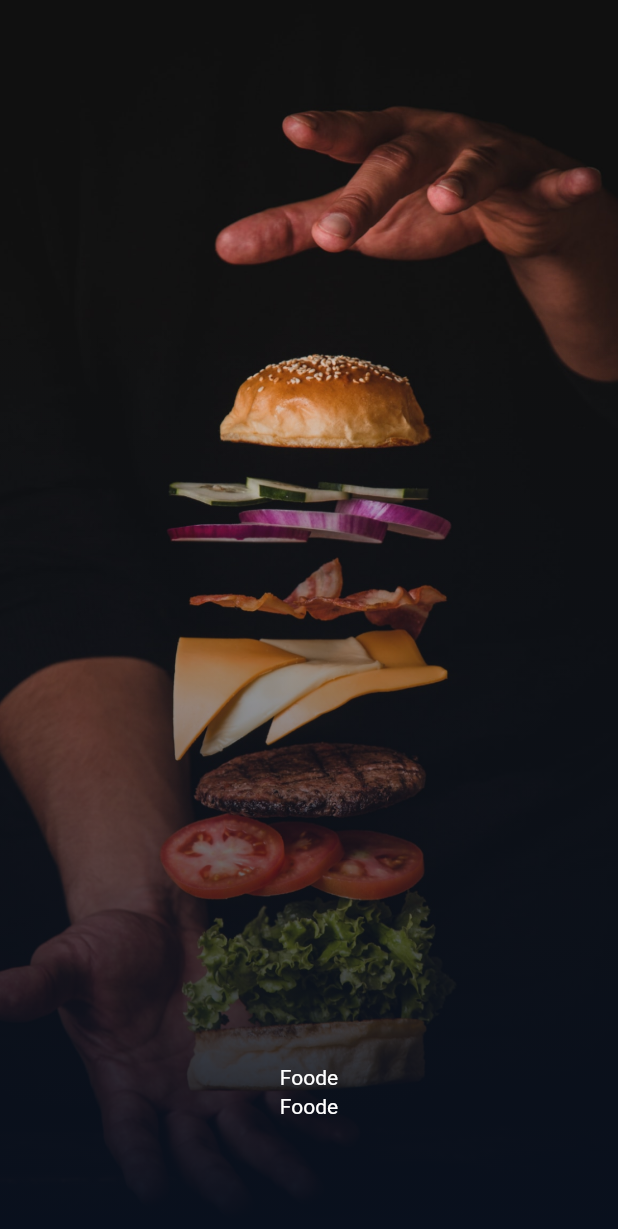
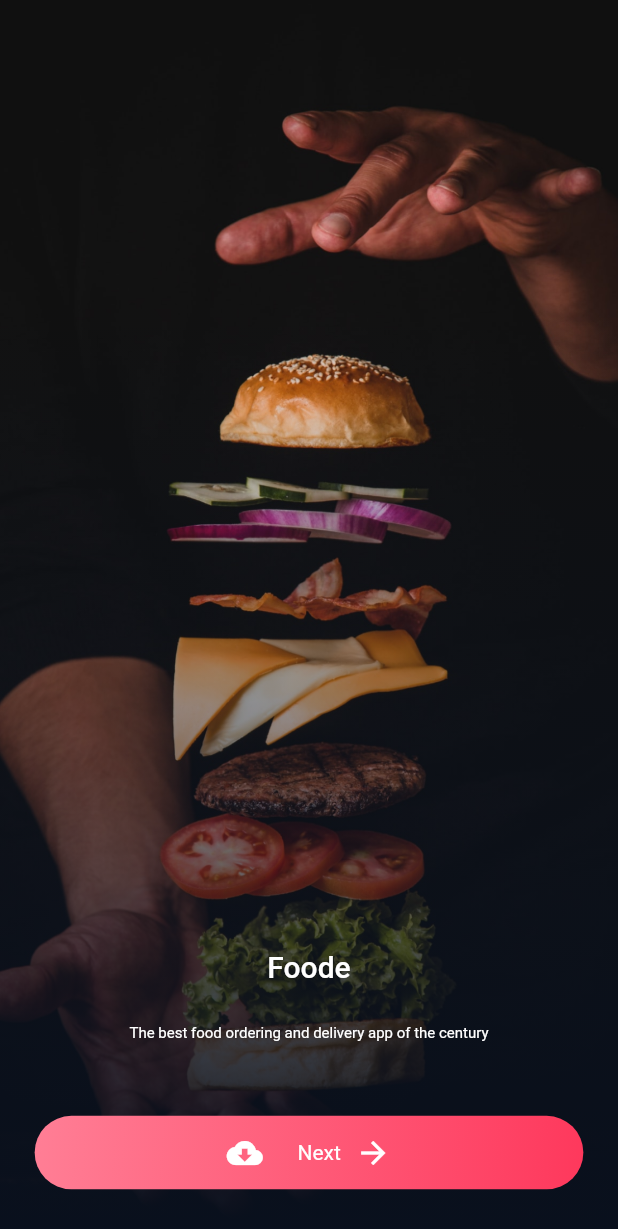
Before and after one commit to Dilafruz7777777/Foods, a Flutter app: the screen it shows after launch, on a phone screen of 412 x 824 dp. Shown: the top 1229 px of the screen. Run offline on Flutter 3.47's test engine with Material 2 defaults, Android fonts, the phone set to English and light mode, and no system bars; our stand-ins replace flutter_screenutil.

Commit message:
first commit

```diff
--- a/lib/pages/OnboardingScreen.dart
+++ b/lib/pages/OnboardingScreen.dart
@@ -1,5 +1,6 @@
 import 'package:flutter/material.dart';
 import 'package:flutter_screenutil/flutter_screenutil.dart';
+import 'package:foods/pages/Sign_In.dart';
 
 class OnboardingScreen extends StatelessWidget {
   const OnboardingScreen({Key? key}) : super(key: key);
@@ -30,18 +31,61 @@ class OnboardingScreen extends StatelessWidget {
                         colors: [
                       Color(0xff09101D).withOpacity(0),
                       Color(0xff09101D),
-                    ]
-                  )
-                ),
+                    ])),
                 child: Column(
                   mainAxisAlignment: MainAxisAlignment.end,
                   children: [
-                  Text("Foode", style: TextStyle(color: Colors.white),),
-                    4.verticalSpace,
-                    Text("Foode", style: TextStyle(color: Colors.white),),
-                    40.verticalSpace,
+                    Text(
+                      "Foode",
+                      style: TextStyle(
+                          color: Colors.white,
+                          fontSize: 20,
+                          fontWeight: FontWeight.w500),
+                    ),
+                    30.verticalSpace,
+                    Text(
+                      "The best food ordering and delivery app of the century",
+                      style: TextStyle(color: Colors.white, fontSize: 10),
+                    ),
+                    55.verticalSpace,
+                    InkWell(
+                      onTap: () {
+                        Navigator.push(context, MaterialPageRoute(builder: (_) {
+                          return SignIn();
+                        }));
+                      },
+                      child: Container(
+                        height: 55.h,
+                        width: 380.w,
+                        decoration: BoxDecoration(
+                            gradient: LinearGradient(
+                                begin: Alignment.centerLeft,
+                                end: Alignment.bottomRight,
 
-                    48.verticalSpace,
+
+                                colors: [
+                              Color(0xffFF7E95).withOpacity(1),
+                              Color(0xffFE385C).withOpacity(1),
+                            ]),
+                          borderRadius: BorderRadius.all(Radius.circular(32),),
+                        ),
+                        child: Row(
+                          mainAxisAlignment: MainAxisAlignment.center,
+                          children: [
+                            Icon(Icons.cloud_download, color: Colors.white,),
+                            24.horizontalSpace,
+                            Text("Next", style: TextStyle(color: Colors.white),),
+                            10.horizontalSpace,
+                            Icon(Icons.arrow_forward, color: Colors.white,),
+
+                          ],
+                        ),
+
+
+                      ),
+                    ),
+                    35.verticalSpace,
+
                   ],
                 ),
               ))
```
Also changed, not shown: lib/pages/Sign_In.dart (added, +60 -0 lines), assets/image/yulduz.png (added). Lines whose indentation alone changed are shown as unchanged.
